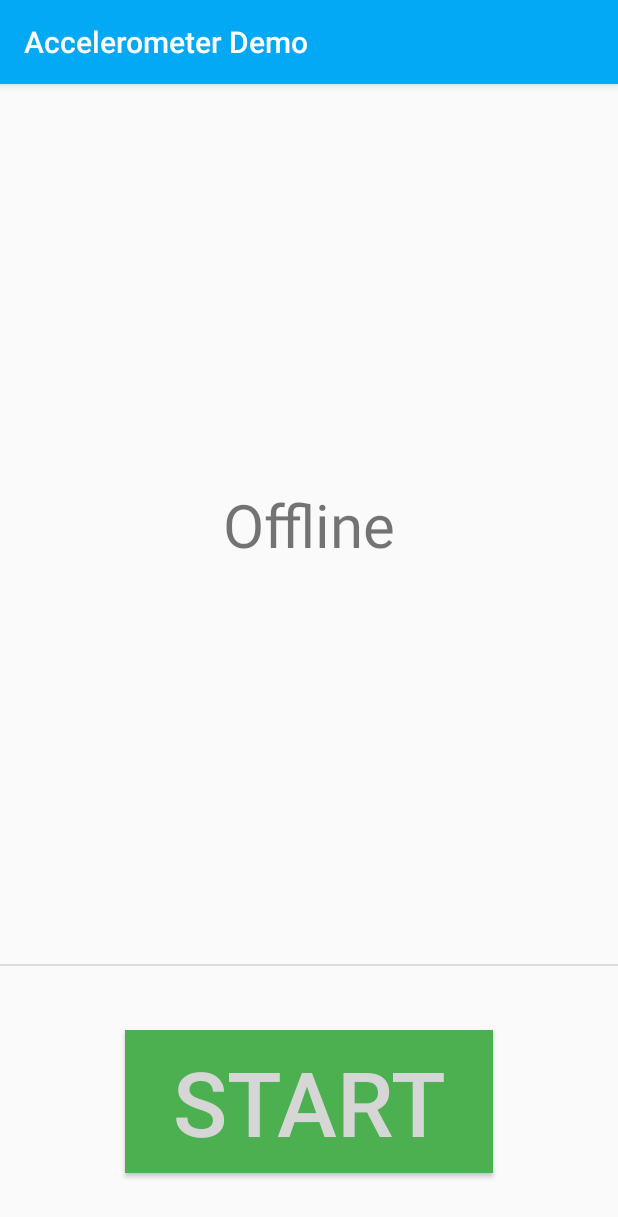
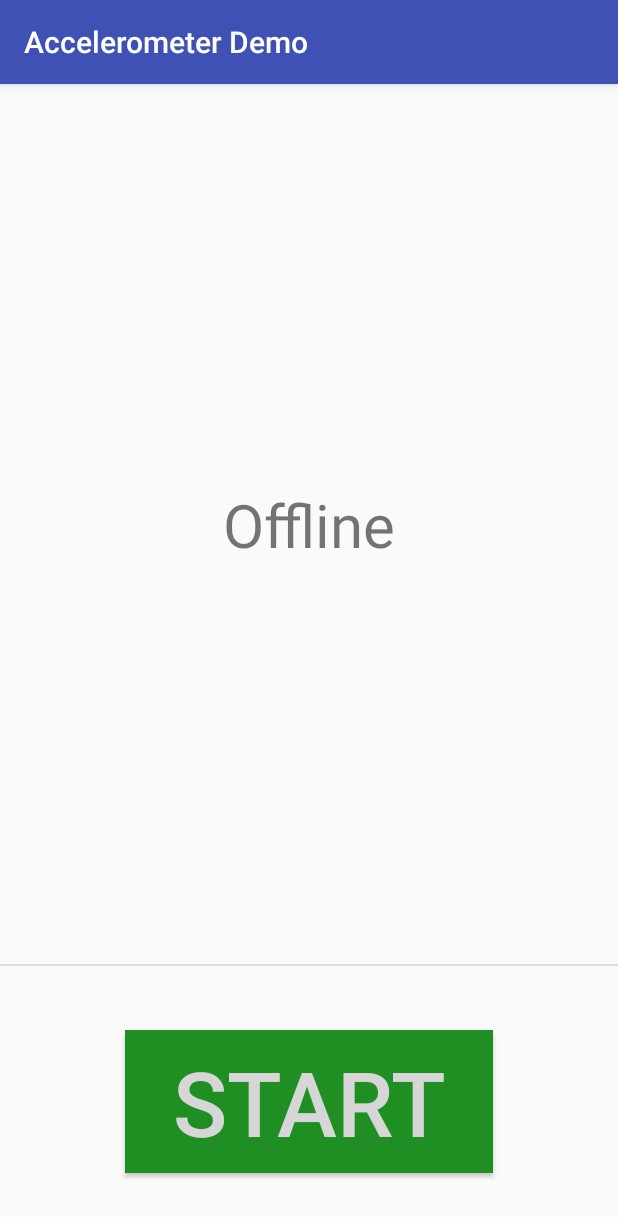
Before and after one commit to RakhithaRR/android-sensor-app, an Android app: the screen it shows after launch (MainActivity), on a phone screen of 412 x 824 dp. Shown: the top 1217 px of the screen. Run offline under Robolectric (Android 15) with nearby library versions, the phone set to English and light mode, and no system bars.

Commit message:
minor UI improvements

```diff
--- a/app/src/main/res/layout/activity_main.xml
+++ b/app/src/main/res/layout/activity_main.xml
@@ -23,7 +23,7 @@
         android:layout_marginTop="16dp"
         android:layout_marginEnd="96dp"
         android:layout_marginBottom="16dp"
-        android:background="#4CAF50"
+        android:background="#208F23"
         android:text="Start"
         android:textColor="#D6D6D6"
         android:textSize="60sp"
@@ -40,7 +40,7 @@
         android:layout_marginTop="16dp"
         android:layout_marginEnd="96dp"
         android:layout_marginBottom="16dp"
-        android:background="#F44336"
+        android:background="#C71D15"
         android:fontFamily="sans-serif-medium"
         android:text="Stop"
         android:textColor="#D6D6D6"
--- a/app/src/main/res/values/colors.xml
+++ b/app/src/main/res/values/colors.xml
@@ -1,6 +1,6 @@
 <?xml version="1.0" encoding="utf-8"?>
 <resources>
-    <color name="colorPrimary">#03A9F4</color>
-    <color name="colorPrimaryDark">#03A9F4</color>
+    <color name="colorPrimary">#3F51B5</color>
+    <color name="colorPrimaryDark">#3F51B5</color>
     <color name="colorAccent">#D81B60</color>
 </resources>
```
